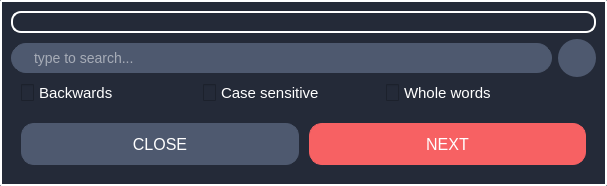
Above: src/client/gui/ui/dialog_find.ui from aleoli/Shared-Editor before the change. Below: the same form after it.
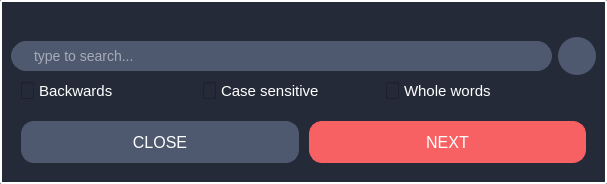
That is the form after the change. Icons and pictures are not drawn.

```diff
--- a/src/client/gui/ui/dialog_find.ui
+++ b/src/client/gui/ui/dialog_find.ui
@@ -76,7 +76,7 @@
 font-size: 16px;
 qproperty-alignment: 'AlignHCenter|AlignVLeft';
 qproperty-wordWrap: true;
-border-radius: 10px;</string>
+border: none;</string>
      </property>
      <property name="text">
       <string/>
```
